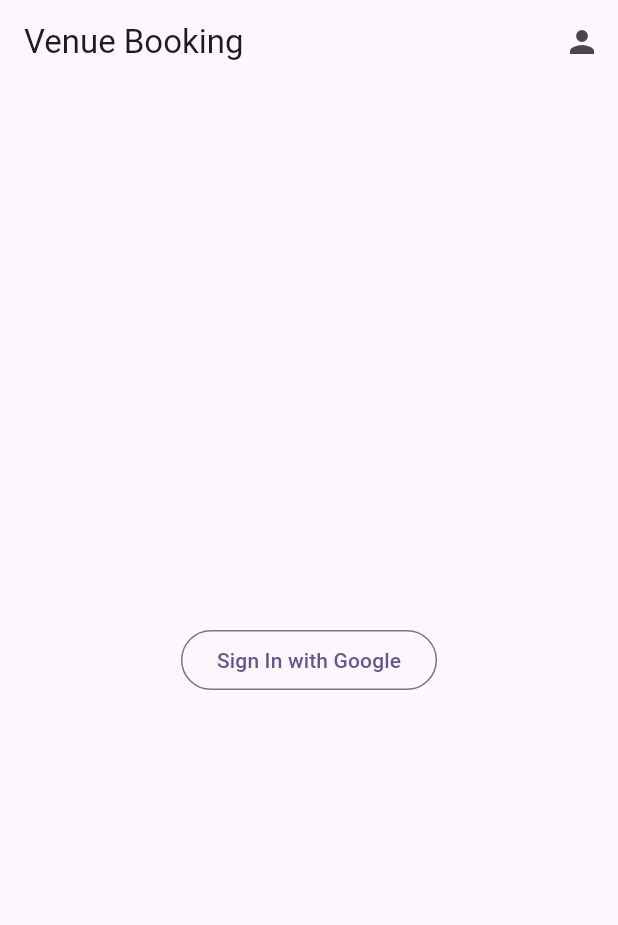
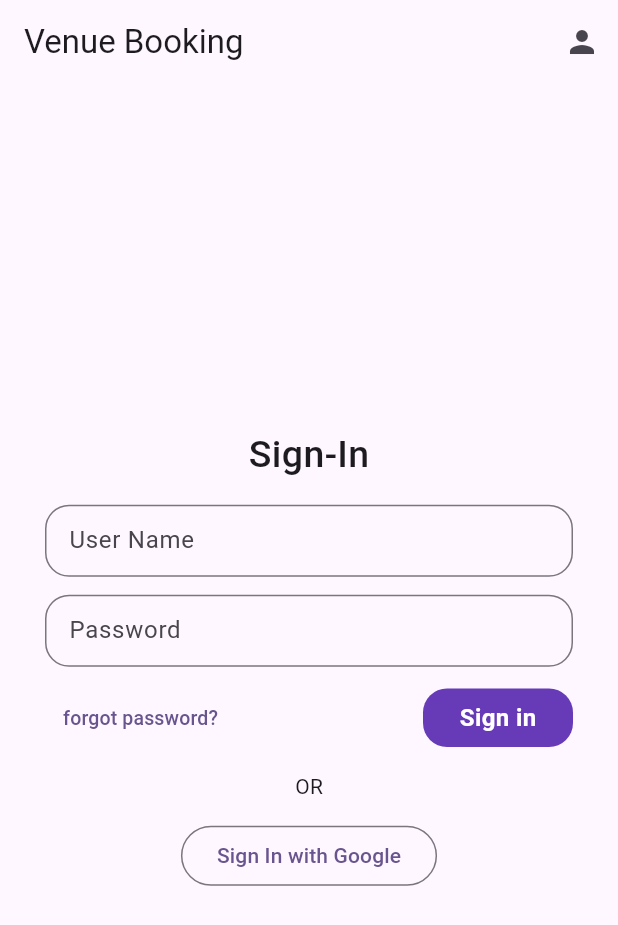
Before and after one commit to jasimrazi/VenueBookingApp, a Flutter app: the LoginPage screen opened directly, on a phone screen of 412 x 824 dp. Shown: the top 925 px of the screen. Run offline on Flutter 3.47's test engine with Material 3 defaults, Android fonts, the phone set to English and light mode, and no system bars; our stand-ins replace firebase_auth, firebase_core, google_sign_in, image_picker; missing offline and left inert: scroll_datetime_picker; accounts and stored records are empty.

Commit message:
updated loginpage and added forgotpassword page

```diff
--- a/lib/loginpage.dart
+++ b/lib/loginpage.dart
@@ -3,6 +3,7 @@ import 'package:firebase_auth/firebase_auth.dart';
 import 'package:google_sign_in/google_sign_in.dart';
 import 'package:venuebooking/appbar.dart';
 import 'package:venuebooking/bookingpage.dart';
+import 'package:venuebooking/forgotpassword.dart';
 
 class LoginPage extends StatefulWidget {
   @override
@@ -10,6 +11,9 @@ class LoginPage extends StatefulWidget {
 }
 
 class _LoginPageState extends State<LoginPage> {
+  final TextEditingController passwordcontroller = TextEditingController();
+  final TextEditingController usernamecontroller = TextEditingController();
+
   final FirebaseAuth _auth = FirebaseAuth.instance;
   final GoogleSignIn _googleSignIn = GoogleSignIn();
 
@@ -68,9 +72,91 @@ class _LoginPageState extends State<LoginPage> {
     return Scaffold(
       appBar: MyAppBar(),
       body: Center(
+        child: Padding(
+          padding: const EdgeInsets.all(30.0),
           child: Column(
             mainAxisAlignment: MainAxisAlignment.center,
             children: [
+              Text(
+                "Sign-In",
+                style: TextStyle(
+                  fontWeight: FontWeight.w500,
+                  fontSize: 25,
+                ),
+              ),
+              SizedBox(
+                height: 15,
+              ),
+              TextField(
+                controller: usernamecontroller,
+                decoration: InputDecoration(
+                    border: OutlineInputBorder(
+                        borderRadius: BorderRadius.all(Radius.circular(16))),
+                    label: Text("User Name"),
+                    contentPadding:
+                        EdgeInsets.symmetric(horizontal: 12, vertical: 5)),
+              ),
+              SizedBox(
+                height: 12,
+              ),
+              TextField(
+                controller: passwordcontroller,
+                decoration: InputDecoration(
+                  border: OutlineInputBorder(
+                      borderRadius: BorderRadius.all(Radius.circular(16))),
+                  label: Text("Password"),
+                  contentPadding:
+                      EdgeInsets.symmetric(horizontal: 12, vertical: 5),
+                ),
+                obscureText: true,
+              ),
+              SizedBox(
+                height: 10,
+              ),
+              Row(
+                mainAxisAlignment: MainAxisAlignment.spaceBetween,
+                children: [
+                  TextButton(
+                    onPressed: () => Navigator.push(
+                        context,
+                        MaterialPageRoute(
+                          builder: (context) => ForgotPassword(),
+                        )),
+                    child: Text(
+                      "forgot password?",
+                      style: TextStyle(fontSize: 13),
+                    ),
+                  ),
+                  GestureDetector(
+                    onTap: () {},
+                    child: Container(
+                      width: 100,
+                      decoration: BoxDecoration(
+                        color: Colors.deepPurple,
+                        borderRadius: BorderRadius.circular(16),
+                      ),
+                      child: Center(
+                          child: Padding(
+                        padding: const EdgeInsets.all(8.0),
+                        child: Text(
+                          "Sign in",
+                          style: TextStyle(
+                              color: Colors.white,
+                              fontWeight: FontWeight.w600,
+                              fontSize: 16),
+                        ),
+                      )),
+                    ),
+                  ),
+                ],
+              ),
+              SizedBox(
+                height: 12,
+              ),
+              Text("OR"),
+              SizedBox(
+                height: 12,
+              ),
               OutlinedButton(
                 onPressed: () {
                   _handleSignIn();
@@ -80,6 +166,7 @@ class _LoginPageState extends State<LoginPage> {
             ],
           ),
         ),
+      ),
     );
   }
 }
--- a/lib/main.dart
+++ b/lib/main.dart
@@ -1,7 +1,6 @@
 import 'package:flutter/material.dart';
 import 'package:venuebooking/homepage.dart';
 import 'package:firebase_core/firebase_core.dart';
-import 'package:venuebooking/loginpage.dart';
 import 'firebase_options.dart';
 
 void main() async {
```
Also changed, not shown: lib/forgotpassword.dart (added, +99 -0 lines), pubspec.lock, 1 other file. Lines whose indentation alone changed are shown as unchanged.
